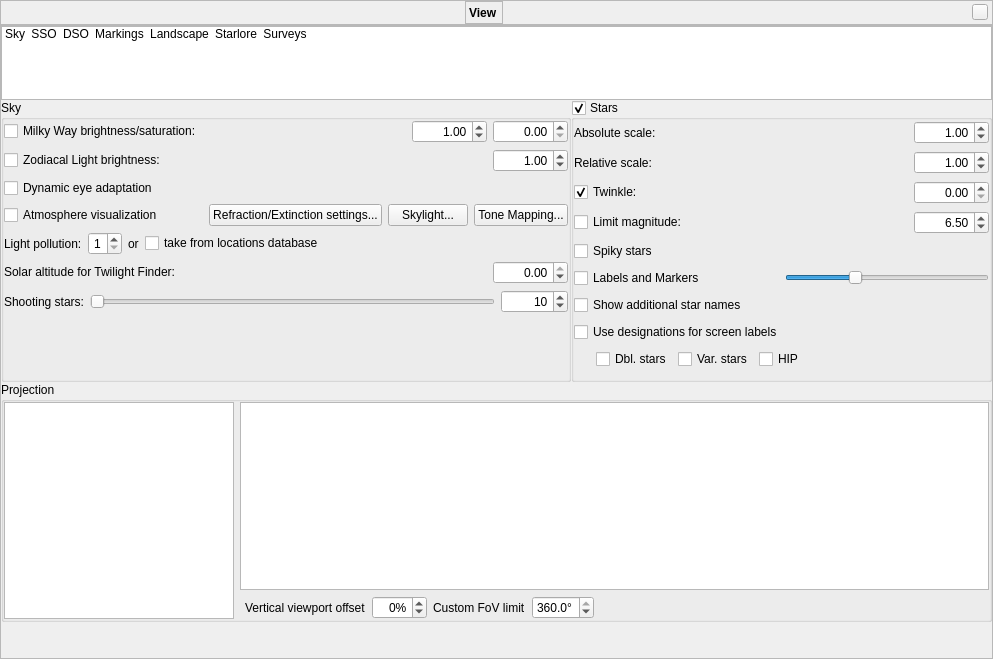
This is src/gui/viewDialog.ui in Stellarium/stellarium as Qt 5 draws it before an edit. The edited form follows.
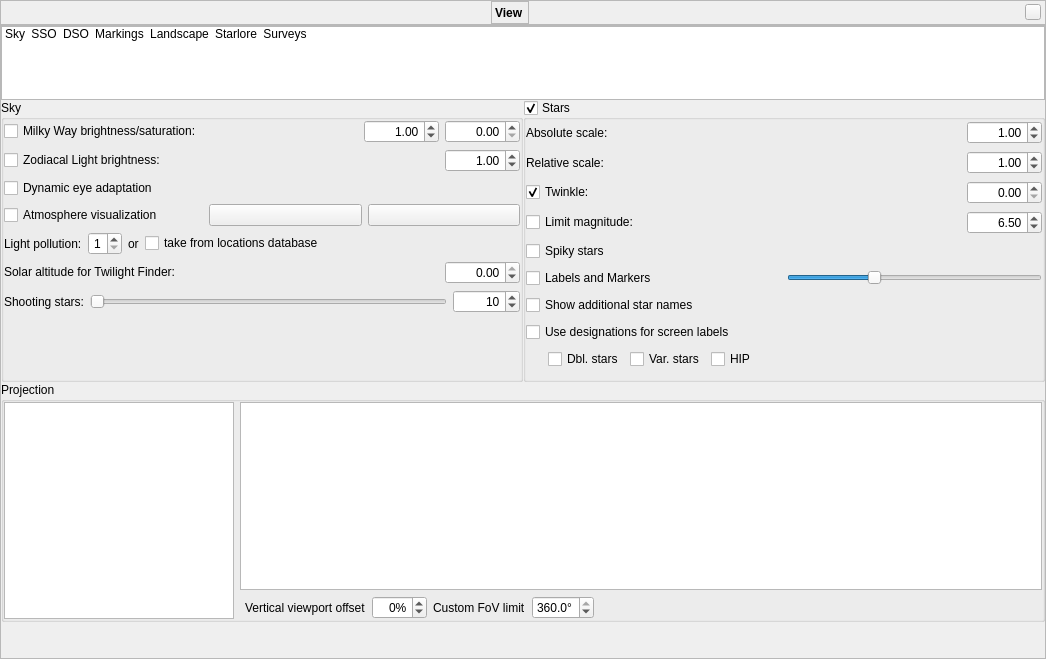
This is the edited form. Icons and pictures are not drawn. Custom widgets are drawn as their Qt base class.

```diff
--- a/src/gui/viewDialog.ui
+++ b/src/gui/viewDialog.ui
@@ -6,7 +6,7 @@
    <rect>
     <x>0</x>
     <y>0</y>
-    <width>993</width>
+    <width>1046</width>
     <height>659</height>
    </rect>
   </property>
@@ -79,7 +79,6 @@
        <widget class="QLabel" name="stelWindowTitle">
         <property name="font">
          <font>
-          <weight>75</weight>
           <italic>false</italic>
           <bold>true</bold>
          </font>
@@ -453,6 +452,12 @@
                </item>
                <item>
                 <widget class="QPushButton" name="pushButtonAtmosphereDetails">
+                 <property name="sizePolicy">
+                  <sizepolicy hsizetype="Minimum" vsizetype="Minimum">
+                   <horstretch>0</horstretch>
+                   <verstretch>0</verstretch>
+                  </sizepolicy>
+                 </property>
                  <property name="focusPolicy">
                   <enum>Qt::NoFocus</enum>
                  </property>
@@ -460,7 +465,12 @@
                   <string>pressure, temperature, extinction coefficient</string>
                  </property>
                  <property name="text">
-                  <string>Refraction/Extinction settings...</string>
+                  <string notr="true"/>
+                 </property>
+                 <property name="icon">
+                  <iconset resource="../../data/gui/guiRes.qrc">
+                   <normaloff>:/graphicGui/uibtSettings.png</normaloff>
+                   <disabledoff>:/graphicGui/uibtSettings-disabled.png</disabledoff>:/graphicGui/uibtSettings.png</iconset>
                  </property>
                 </widget>
                </item>
@@ -470,17 +480,12 @@
                   <string>Open skylight details (color tweaks for the atmosphere)</string>
                  </property>
                  <property name="text">
-                  <string>Skylight...</string>
+                  <string notr="true"/>
                  </property>
-                </widget>
-               </item>
-               <item>
-                <widget class="QPushButton" name="tonemappingPushButton">
-                 <property name="toolTip">
-                  <string>Open tone mapping details.</string>
-                 </property>
-                 <property name="text">
-                  <string>Tone Mapping...</string>
+                 <property name="icon">
+                  <iconset resource="../../data/gui/guiRes.qrc">
+                   <normaloff>:/graphicGui/uibtEdit.png</normaloff>
+                   <disabledoff>:/graphicGui/uibtEdit-disabled.png</disabledoff>:/graphicGui/uibtEdit.png</iconset>
                  </property>
                 </widget>
                </item>
```
Left out of the diff: 19 changed lines with no effect on the pictures.
